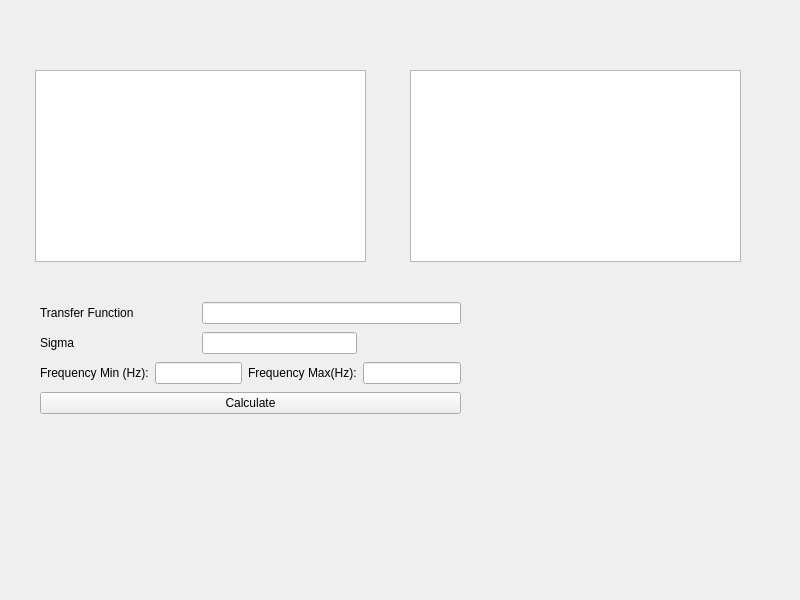
Above: widget.ui from dragon90o/bodediagram_final before the change. Below: the same form after it.
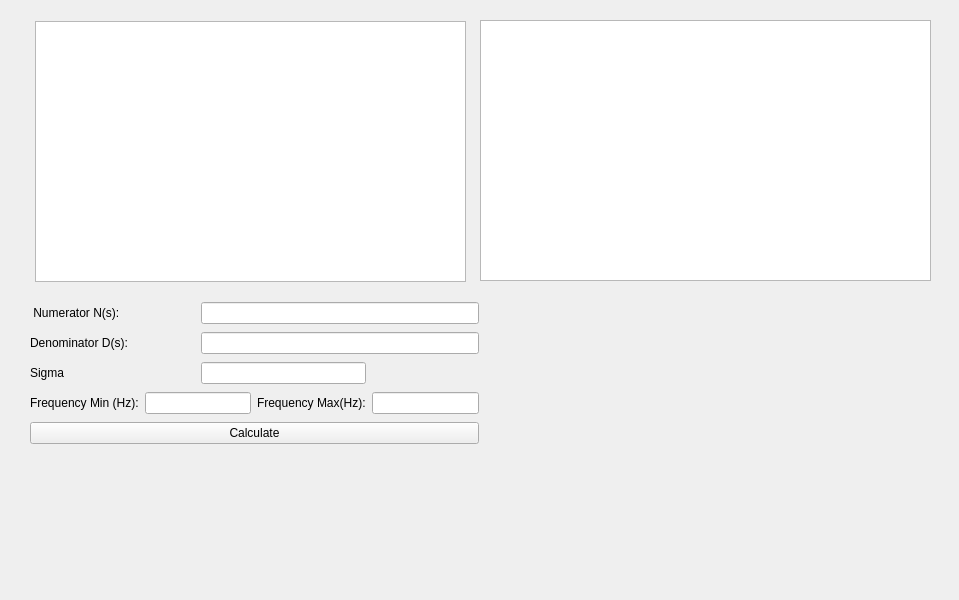
That is the form after the change. Custom widgets are drawn as their Qt base class.

```diff
--- a/widget.ui
+++ b/widget.ui
@@ -6,93 +6,110 @@
    <rect>
     <x>0</x>
     <y>0</y>
-    <width>800</width>
+    <width>959</width>
     <height>600</height>
    </rect>
   </property>
   <property name="windowTitle">
    <string>Widget</string>
   </property>
-  <widget class="QGraphicsView" name="graphicsView">
+  <widget class="QChartView" name="magnitudeGraphicView">
    <property name="geometry">
     <rect>
      <x>35</x>
-     <y>70</y>
-     <width>331</width>
-     <height>192</height>
+     <y>21</y>
+     <width>431</width>
+     <height>261</height>
     </rect>
    </property>
   </widget>
-  <widget class="QGraphicsView" name="graphicsView_2">
+  <widget class="QChartView" name="phaseGraphicView">
    <property name="geometry">
     <rect>
-     <x>410</x>
-     <y>70</y>
-     <width>331</width>
-     <height>192</height>
+     <x>480</x>
+     <y>20</y>
+     <width>451</width>
+     <height>261</height>
     </rect>
    </property>
   </widget>
-  <widget class="QWidget" name="">
+  <widget class="QWidget" name="layoutWidget">
    <property name="geometry">
     <rect>
-     <x>40</x>
+     <x>30</x>
      <y>300</y>
-     <width>421</width>
-     <height>116</height>
+     <width>449</width>
+     <height>146</height>
     </rect>
    </property>
    <layout class="QGridLayout" name="gridLayout">
+    <item row="3" column="0">
+     <widget class="QLabel" name="label_3">
+      <property name="text">
+       <string>Frequency Min (Hz):</string>
+      </property>
+     </widget>
+    </item>
+    <item row="1" column="2" colspan="3">
+     <widget class="QLineEdit" name="denominatorLineEdit"/>
+    </item>
+    <item row="0" column="2" colspan="3">
+     <widget class="QLineEdit" name="numeratorLineEdit"/>
+    </item>
+    <item row="4" column="0" colspan="5">
+     <widget class="QPushButton" name="calculatePushButton">
+      <property name="text">
+       <string>Calculate</string>
+      </property>
+     </widget>
+    </item>
+    <item row="3" column="4">
+     <widget class="QLineEdit" name="frequencyMaxlineEdit"/>
+    </item>
+    <item row="1" column="0">
+     <widget class="QLabel" name="label_5">
+      <property name="text">
+       <string>Denominator D(s):</string>
+      </property>
+     </widget>
+    </item>
     <item row="0" column="0" colspan="2">
      <widget class="QLabel" name="label">
       <property name="text">
-       <string>Transfer Function</string>
+       <string> Numerator N(s):</string>
       </property>
      </widget>
     </item>
-    <item row="0" column="2" colspan="3">
-     <widget class="QLineEdit" name="transferFunctionlineEdit"/>
-    </item>
-    <item row="1" column="0" colspan="2">
+    <item row="2" column="0" colspan="2">
      <widget class="QLabel" name="label_2">
       <property name="text">
        <string>Sigma</string>
       </property>
      </widget>
     </item>
-    <item row="1" column="2" colspan="2">
+    <item row="2" column="2" colspan="2">
      <widget class="QLineEdit" name="sigmaLineEdit"/>
     </item>
-    <item row="2" column="0">
-     <widget class="QLabel" name="label_3">
-      <property name="text">
-       <string>Frequency Min (Hz):</string>
-      </property>
-     </widget>
-    </item>
-    <item row="2" column="1" colspan="2">
+    <item row="3" column="1" colspan="2">
      <widget class="QLineEdit" name="frequencyMinlineEdit"/>
     </item>
-    <item row="2" column="3">
+    <item row="3" column="3">
      <widget class="QLabel" name="label_4">
       <property name="text">
        <string>Frequency Max(Hz):</string>
       </property>
      </widget>
     </item>
-    <item row="2" column="4">
-     <widget class="QLineEdit" name="frequencyMaxlineEdit"/>
-    </item>
-    <item row="3" column="0" colspan="5">
-     <widget class="QPushButton" name="calculatePushButton">
-      <property name="text">
-       <string>Calculate</string>
-      </property>
-     </widget>
-    </item>
    </layout>
   </widget>
  </widget>
+ <customwidgets>
+  <customwidget>
+   <class>QChartView</class>
+   <extends>QGraphicsView</extends>
+   <header location="global">qchartview.h</header>
+  </customwidget>
+ </customwidgets>
  <resources/>
  <connections/>
 </ui>
```
